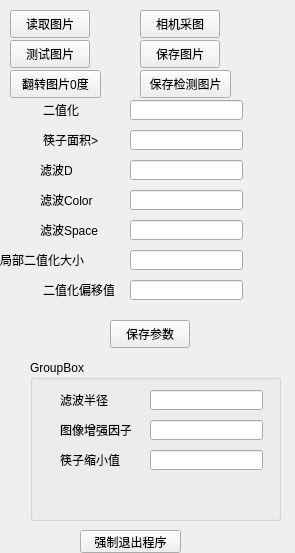
Old version of the form formblackside.ui in the repository dushulang/MSerialsRecognize.
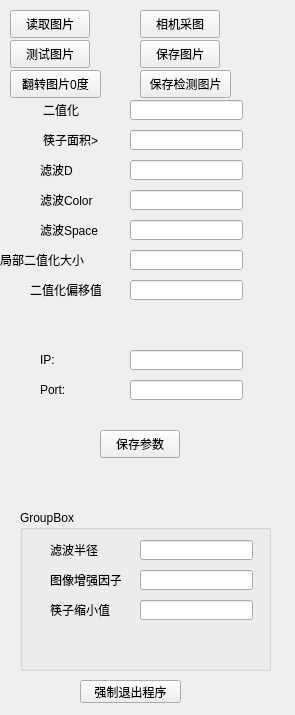
New version of the form.

```diff
--- a/formblackside.ui
+++ b/formblackside.ui
@@ -7,7 +7,7 @@
     <x>0</x>
     <y>0</y>
     <width>295</width>
-    <height>553</height>
+    <height>715</height>
    </rect>
   </property>
   <property name="windowTitle">
@@ -104,8 +104,8 @@
   <widget class="QPushButton" name="pushButton_SavePara">
    <property name="geometry">
     <rect>
-     <x>110</x>
-     <y>320</y>
+     <x>100</x>
+     <y>430</y>
      <width>80</width>
      <height>28</height>
     </rect>
@@ -127,7 +127,7 @@
   <widget class="QLabel" name="label_5">
    <property name="geometry">
     <rect>
-     <x>43</x>
+     <x>30</x>
      <y>280</y>
      <width>71</width>
      <height>20</height>
@@ -255,8 +255,8 @@
   <widget class="QGroupBox" name="groupBox">
    <property name="geometry">
     <rect>
-     <x>30</x>
-     <y>360</y>
+     <x>20</x>
+     <y>510</y>
      <width>251</width>
      <height>161</height>
     </rect>
@@ -351,7 +351,7 @@
    <property name="geometry">
     <rect>
      <x>80</x>
-     <y>530</y>
+     <y>680</y>
      <width>101</width>
      <height>23</height>
     </rect>
@@ -360,6 +360,52 @@
     <string>强制退出程序</string>
    </property>
   </widget>
+  <widget class="QLineEdit" name="lineEdit_IP">
+   <property name="geometry">
+    <rect>
+     <x>130</x>
+     <y>350</y>
+     <width>113</width>
+     <height>20</height>
+    </rect>
+   </property>
+  </widget>
+  <widget class="QLineEdit" name="lineEdit_Port">
+   <property name="geometry">
+    <rect>
+     <x>130</x>
+     <y>380</y>
+     <width>113</width>
+     <height>20</height>
+    </rect>
+   </property>
+  </widget>
+  <widget class="QLabel" name="label_11">
+   <property name="geometry">
+    <rect>
+     <x>40</x>
+     <y>350</y>
+     <width>71</width>
+     <height>20</height>
+    </rect>
+   </property>
+   <property name="text">
+    <string>IP:</string>
+   </property>
+  </widget>
+  <widget class="QLabel" name="label_12">
+   <property name="geometry">
+    <rect>
+     <x>40</x>
+     <y>380</y>
+     <width>71</width>
+     <height>20</height>
+    </rect>
+   </property>
+   <property name="text">
+    <string>Port:</string>
+   </property>
+  </widget>
  </widget>
  <resources/>
  <connections/>
```
